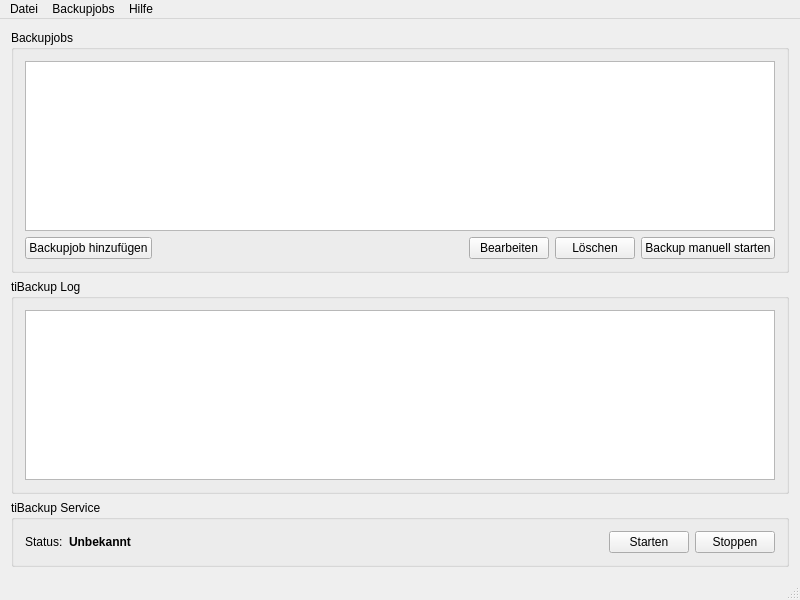
First picture: the form in mainwindow.ui, repository theinvisible/tiBackupUi, before the edit.
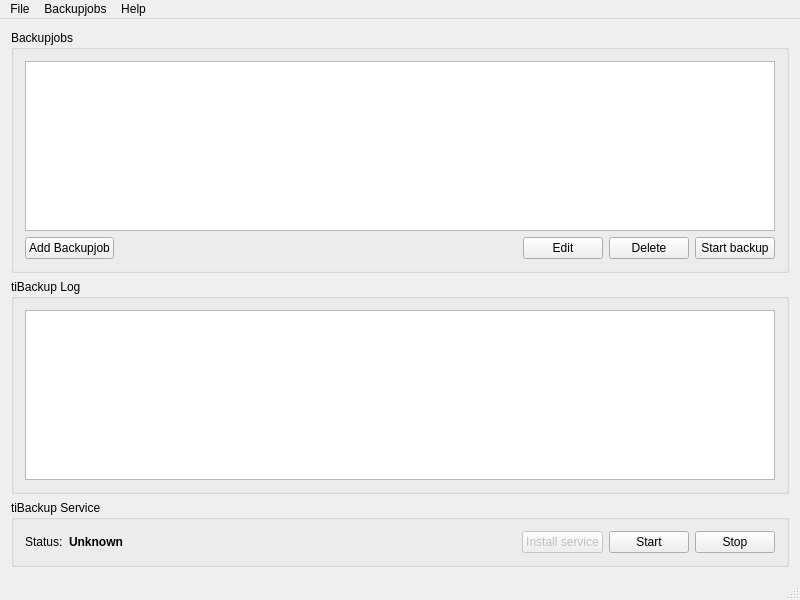
Second picture: the form after the edit.

Commit message: Added service installation function Default language is english now Small fixes and improvements

Patch:
```diff
--- a/mainwindow.ui
+++ b/mainwindow.ui
@@ -39,7 +39,7 @@
          <item>
           <widget class="QPushButton" name="btnAddBackup">
            <property name="text">
-            <string>Backupjob hinzufügen</string>
+            <string>Add Backupjob</string>
            </property>
           </widget>
          </item>
@@ -59,21 +59,21 @@
          <item>
           <widget class="QPushButton" name="btnBackupJobEdit">
            <property name="text">
-            <string>Bearbeiten</string>
+            <string>Edit</string>
            </property>
           </widget>
          </item>
          <item>
           <widget class="QPushButton" name="btnBackupJobDelete">
            <property name="text">
-            <string>Löschen</string>
+            <string>Delete</string>
            </property>
           </widget>
          </item>
          <item>
           <widget class="QPushButton" name="btnStartManualBackup">
            <property name="text">
-            <string>Backup manuell starten</string>
+            <string>Start backup</string>
            </property>
           </widget>
          </item>
@@ -120,7 +120,7 @@
               </font>
              </property>
              <property name="text">
-              <string>Unbekannt</string>
+              <string>Unknown</string>
              </property>
             </widget>
            </item>
@@ -137,17 +137,30 @@
              </property>
             </spacer>
            </item>
+           <item>
+            <widget class="QPushButton" name="btnServiceInstall">
+             <property name="enabled">
+              <bool>false</bool>
+             </property>
+             <property name="text">
+              <string>Install service</string>
+             </property>
+             <property name="checkable">
+              <bool>false</bool>
+             </property>
+            </widget>
+           </item>
            <item>
             <widget class="QPushButton" name="btnServiceStart">
              <property name="text">
-              <string>Starten</string>
+              <string>Start</string>
              </property>
             </widget>
            </item>
            <item>
             <widget class="QPushButton" name="btnServiceStop">
              <property name="text">
-              <string>Stoppen</string>
+              <string>Stop</string>
              </property>
             </widget>
            </item>
@@ -166,12 +179,12 @@
      <x>0</x>
      <y>0</y>
      <width>800</width>
-     <height>25</height>
+     <height>24</height>
     </rect>
    </property>
    <widget class="QMenu" name="menuFile">
     <property name="title">
-     <string>Datei</string>
+     <string>File</string>
     </property>
     <addaction name="actionPreferences"/>
     <addaction name="separator"/>
@@ -185,7 +198,7 @@
    </widget>
    <widget class="QMenu" name="menuHilfe">
     <property name="title">
-     <string>Hilfe</string>
+     <string>Help</string>
     </property>
     <addaction name="actionAbout"/>
    </widget>
```
Left out of the diff: 8 changed lines with no effect on the pictures. The commit also changes 11 other files.
